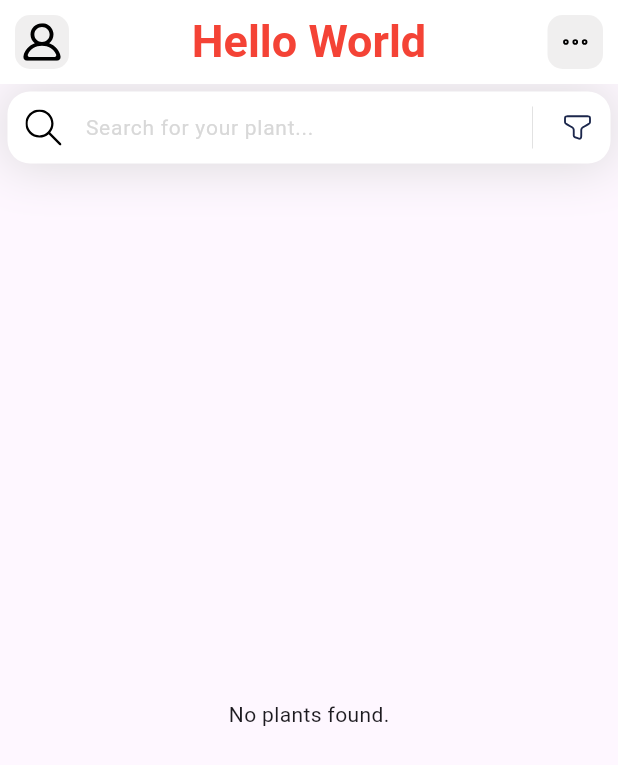
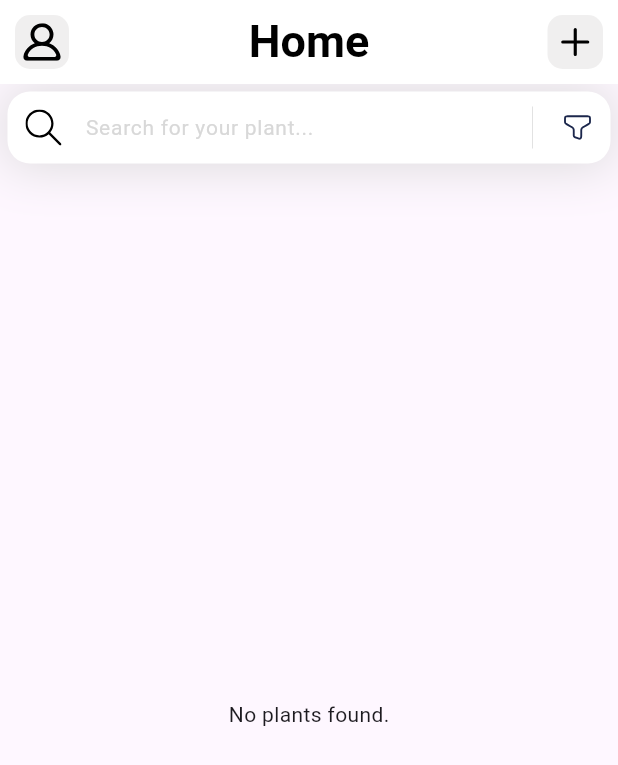
Before and after one commit to DonisPan/garden_app, a Flutter app: the screen it shows after launch, on a phone screen of 412 x 824 dp. Shown: the top 765 px of the screen. Run offline on Flutter 3.47's test engine with Material 3 defaults, Android fonts, the phone set to English and light mode, and no system bars; our stand-ins replace flutter_dotenv, flutter_secure_storage, flutter_svg, image_picker, permission_handler, supabase_flutter; accounts and stored records are empty; Roboto replaces fonts that are missing (AtkinsonHyperlegiableMono).

Commit message:
Fix navigation and TopBar

```diff
--- a/lib/views/home.dart
+++ b/lib/views/home.dart
@@ -18,7 +18,13 @@ class HomePage extends StatelessWidget {
       child: Consumer<HomeViewModel>(
         builder: (context, viewModel, child) {
           return Scaffold(
-            appBar: TopBar(),
+            appBar: TopBar(
+              title: 'Home',
+              leftIcon: 'assets/svgs/profile.svg',
+              onLeftButtonTap: () => viewModel.leftButton(context),
+              rightIcon: 'assets/svgs/plus.svg',
+              onRightButtonTap: () => viewModel.rightButton(context),
+            ),
             body: Column(
               children: [
                 Container(
--- a/lib/views/register.dart
+++ b/lib/views/register.dart
@@ -131,11 +131,7 @@ class RegisterPage extends StatelessWidget {
                       Row(
                         children: [
                           TextButton(
-                            onPressed:
-                                () => Navigator.pushReplacementNamed(
-                                  context,
-                                  '/login',
-                                ),
+                            onPressed: () => Navigator.pop(context),
                             child: const Text(
                               "Back",
                               style: TextStyle(
--- a/lib/widgets/top_bar.dart
+++ b/lib/widgets/top_bar.dart
@@ -1,29 +1,33 @@
 import 'package:flutter/material.dart';
 import 'package:flutter_svg/flutter_svg.dart';
-import 'package:garden_app/repositories/auth_remote_repository.dart';
-import 'package:garden_app/repositories/plant_remote_repository.dart';
-import 'package:garden_app/services/global.dart';
-import 'package:garden_app/services/supabase_service.dart';
-import 'package:garden_app/viewmodels/home_viewmodel.dart';
-import 'package:garden_app/views/login.dart';
-import 'package:garden_app/views/home.dart';
-import 'package:provider/provider.dart';
 
 class TopBar extends StatelessWidget implements PreferredSizeWidget {
-  const TopBar({super.key});
+  final String? title;
+  final VoidCallback? onLeftButtonTap;
+  final VoidCallback? onRightButtonTap;
+  final bool showLeftButton;
+  final bool showRightButton;
+  final String? leftIcon;
+  final String? rightIcon;
+
+  const TopBar({
+    super.key,
+    this.title,
+    this.onLeftButtonTap,
+    this.onRightButtonTap,
+    this.showLeftButton = true,
+    this.showRightButton = true,
+    this.leftIcon,
+    this.rightIcon,
+  });
 
   @override
   Widget build(BuildContext context) {
-    return ChangeNotifierProvider<HomeViewModel>(
-      create:
-          (_) => HomeViewModel(PlantRemoteRepository(), AuthRemoteRepository()),
-      child: Consumer<HomeViewModel>(
-        builder: (context, viewModel, child) {
     return AppBar(
       title: Text(
-              'Hello World',
-              style: TextStyle(
-                color: Global().authorized ? Colors.black : Colors.red,
+        title ?? '',
+        style: const TextStyle(
+          color: Colors.black,
           fontSize: 30,
           fontWeight: FontWeight.bold,
         ),
@@ -31,67 +35,14 @@ class TopBar extends StatelessWidget implements PreferredSizeWidget {
       backgroundColor: Colors.white,
       elevation: 0.0,
       centerTitle: true,
-            leading: _leftButton(viewModel, context),
-            actions: [rightButton()],
-          );
-        },
-      ),
-    );
-    // return AppBar(
-    //   title: Text(
-    //     'Hello World',
-    //     style: TextStyle(
-    //       color: Global().authorized ? Colors.black : Colors.red,
-    //       fontSize: 30,
-    //       fontWeight: FontWeight.bold,
-    //     ),
-    //   ),
-    //   backgroundColor: Colors.white,
-    //   elevation: 0.0,
-    //   centerTitle: true,
-    //   leading: leftButton(context),
-    //   actions: [rightButton()],
-    // );
-  }
-
-  Widget _leftButton(HomeViewModel viewModel, BuildContext context) {
-    return GestureDetector(
-      onTap: () {
-        viewModel.goToProfilePage(context);
-        // leftButtonRedirect(context);
-      },
-      child: Container(
-        margin: const EdgeInsets.all(10),
-        alignment: Alignment.center,
-        decoration: BoxDecoration(
-          color: const Color.fromARGB(255, 240, 239, 239),
-          borderRadius: BorderRadius.circular(10),
-        ),
-        child: SvgPicture.asset('assets/svgs/profile.svg', height: 25),
-      ),
+      leading: showLeftButton ? _buildLeftButton(context) : null,
+      actions: showRightButton ? [_buildRightButton(context)] : [],
     );
   }
 
-  Future<void> leftButtonRedirect(BuildContext context) {
-    if (Global.isAuthorized()) {
-      AuthRemoteRepository().logout();
-      return Navigator.push(
-        context,
-        MaterialPageRoute(builder: (context) => const HomePage()),
-      );
-    } else {
-      return Navigator.push(
-        context,
-        MaterialPageRoute(builder: (context) => const LoginPage()),
-      );
-    }
-  }
-
-  Widget rightButton() {
+  Widget _buildLeftButton(BuildContext context) {
     return GestureDetector(
-      onTap: () {
-        // SupabaseService().getPlants(userId: 1);
-      },
+      onTap: onLeftButtonTap,
       child: Container(
         margin: const EdgeInsets.all(10),
         alignment: Alignment.center,
@@ -100,7 +51,29 @@ class TopBar extends StatelessWidget implements PreferredSizeWidget {
           color: const Color.fromARGB(255, 240, 239, 239),
           borderRadius: BorderRadius.circular(10),
         ),
-        child: SvgPicture.asset('assets/svgs/menu.svg', height: 20),
+        child: SvgPicture.asset(
+          leftIcon ?? 'assets/svgs/error.svg',
+          height: 25,
+        ),
+      ),
+    );
+  }
+
+  Widget _buildRightButton(BuildContext context) {
+    return GestureDetector(
+      onTap: onRightButtonTap,
+      child: Container(
+        margin: const EdgeInsets.all(10),
+        alignment: Alignment.center,
+        width: 37,
+        decoration: BoxDecoration(
+          color: const Color.fromARGB(255, 240, 239, 239),
+          borderRadius: BorderRadius.circular(10),
+        ),
+        child: SvgPicture.asset(
+          rightIcon ?? 'assets/svgs/error.svg',
+          height: 25,
+        ),
       ),
     );
   }
```
Also changed, not shown: lib/viewmodels/home_viewmodel.dart (+8 -2 lines), lib/views/login.dart (+2 -9 lines), assets/svgs/error.svg (added), assets/svgs/logout.svg (added), assets/svgs/plus.svg (added). Lines whose indentation alone changed are shown as unchanged.
